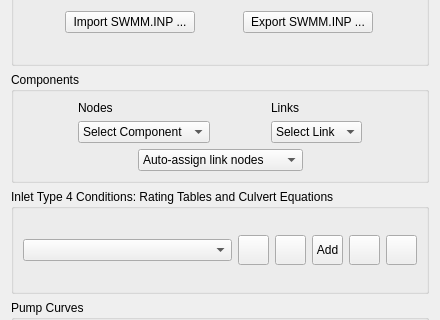
First picture: the form in flo2d/ui/storm_drain_editor.ui, repository FLO-2DSoftware/qgis-flo-2d-plugin, before the edit; both pictures show x 0 to 440 and y 115 to 435 of the 440 by 531 pixel window.
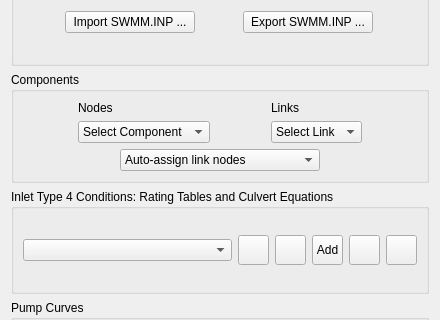
Second picture: the form after the edit. Icons and pictures are not drawn.

Commit message: Increase horizontal size of 'Auto-assign...' combo box

What changed in the file:
```diff
--- a/flo2d/ui/storm_drain_editor.ui
+++ b/flo2d/ui/storm_drain_editor.ui
@@ -493,13 +493,13 @@
           </property>
           <property name="minimumSize">
            <size>
-            <width>165</width>
+            <width>200</width>
             <height>22</height>
            </size>
           </property>
           <property name="maximumSize">
            <size>
-            <width>165</width>
+            <width>200</width>
             <height>22</height>
            </size>
           </property>
```
